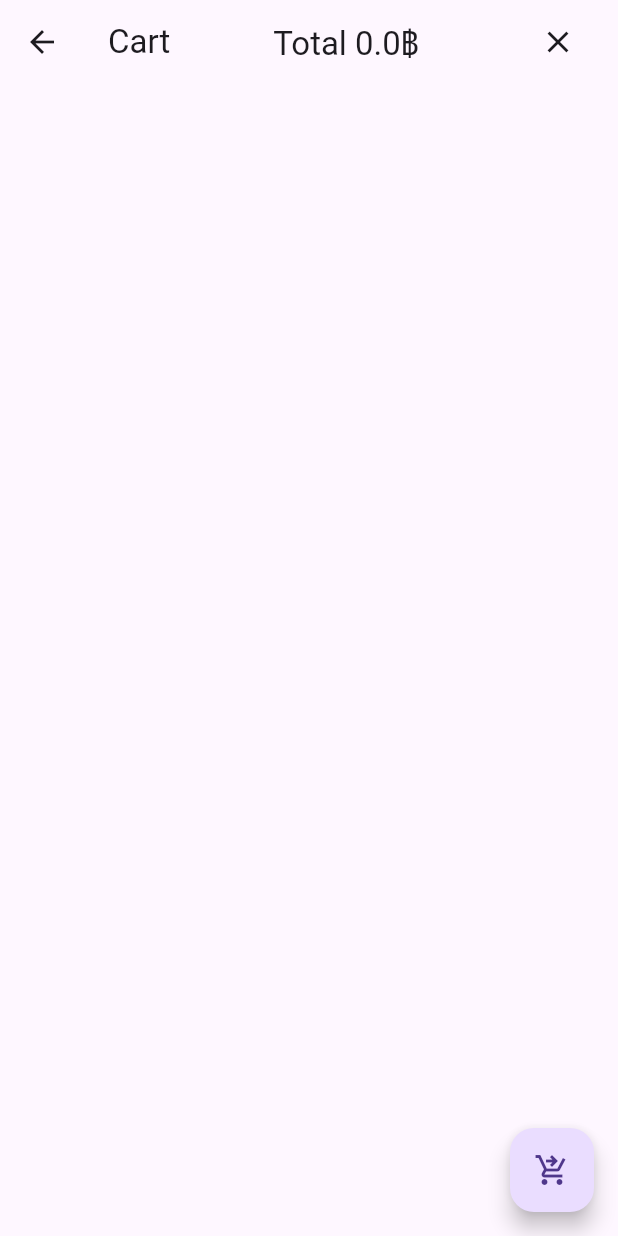
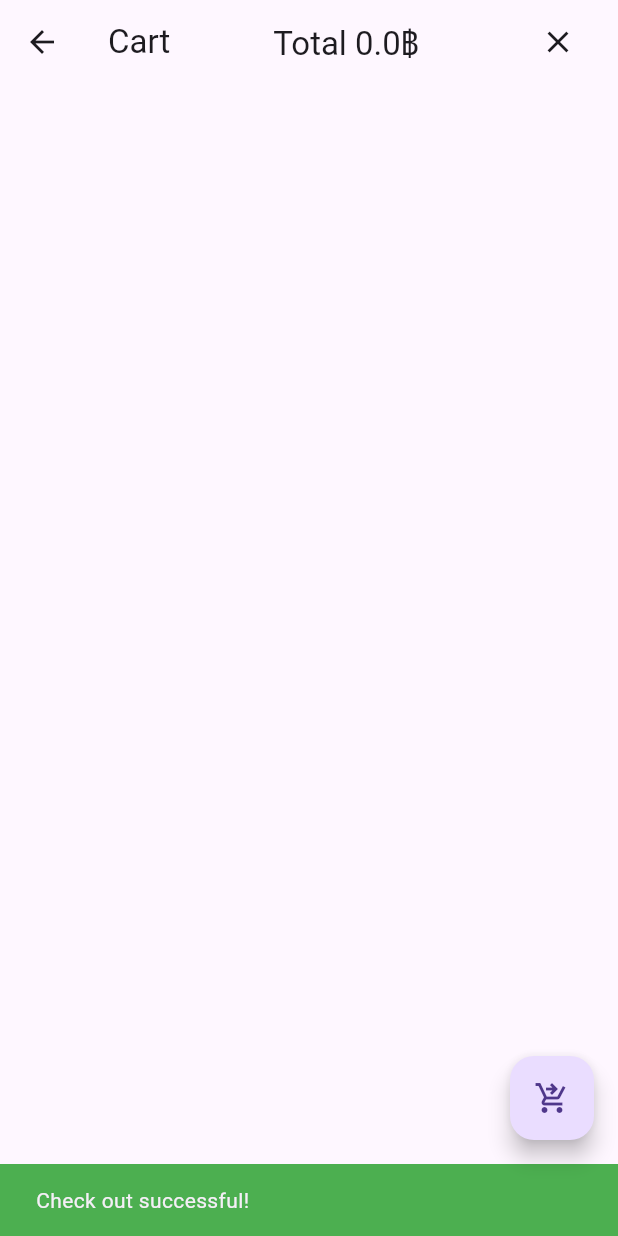
Before and after one commit to azaj01/flutter_video_streaming_to_ML, a Flutter app: the CartPage screen opened directly, after a tap on the "shopping cart checkout" icon, on a phone screen of 412 x 824 dp. Run offline on Flutter 3.47's test engine with Material 3 defaults, Android fonts, the phone set to English and light mode, and no system bars; our stand-ins replace badges, camera, flutter_dotenv, get, socket_io_client, supabase and 2 more; missing offline and left inert: google_mlkit_barcode_scanning; accounts and stored records are empty; network calls fail.

Commit message:
add:checkout noti

```diff
--- a/lib/user/cart.dart
+++ b/lib/user/cart.dart
@@ -98,6 +98,12 @@ class _CartPageState extends State<CartPage> {
       floatingActionButton: FloatingActionButton(
         onPressed: () {
           cartController.checkOutFromCart();
+          const snackBar = SnackBar(
+            content: Text('Check out successful!'),
+            backgroundColor: Colors.green, // Set background color to green
+          );
+
+          ScaffoldMessenger.of(context).showSnackBar(snackBar);
         },
         child: const Icon(Icons.shopping_cart_checkout),
       ),
```
Also changed, not shown: lib/store/stock.dart (+8 -1 lines).
